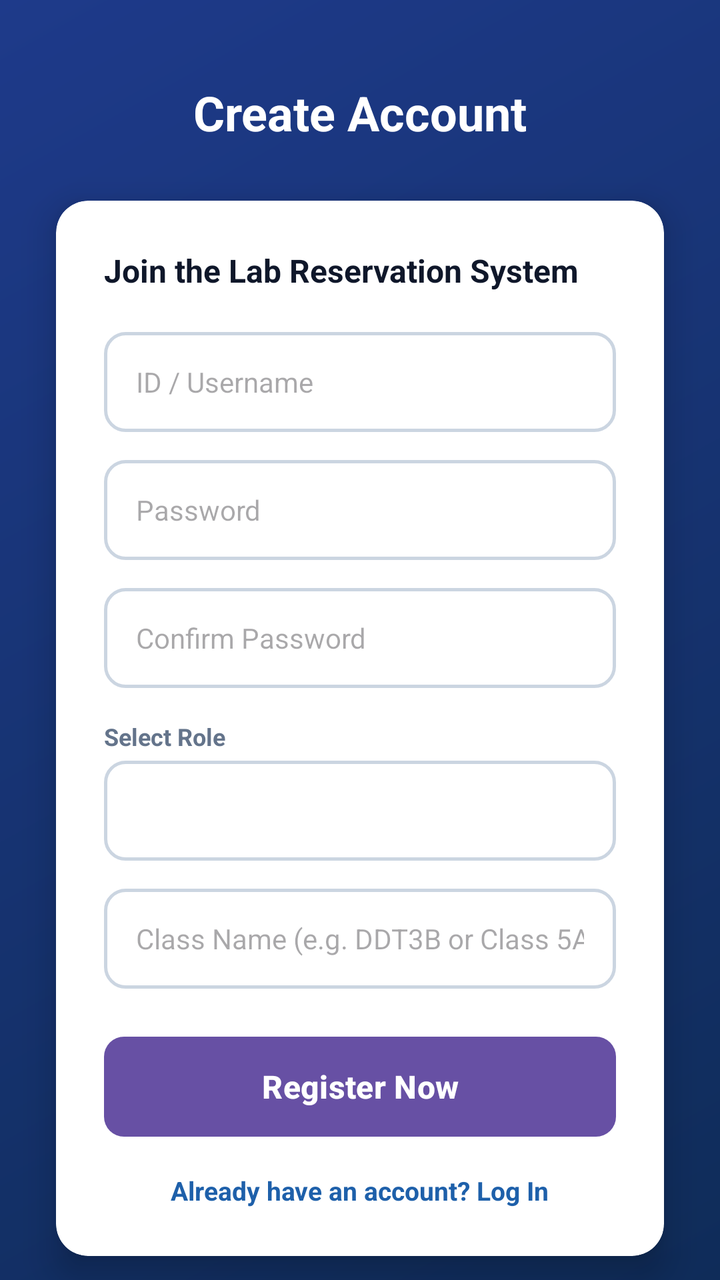
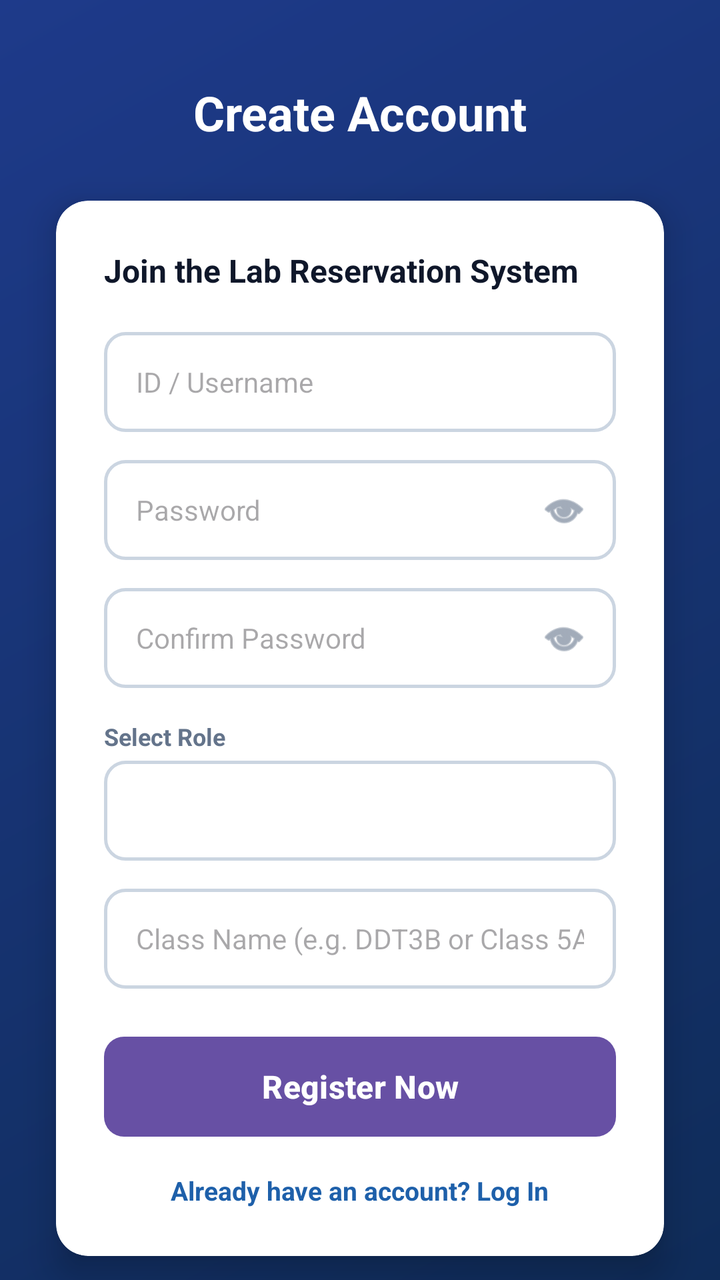

Compare the two renders of this Android layout. The source of the first and the diff that turns it into the second are given below.
<!-- AndroidManifest.xml: application theme Theme.Fyp1 -->
<!-- res/layout/activity_signup.xml -->
<?xml version="1.0" encoding="utf-8"?>
<androidx.constraintlayout.widget.ConstraintLayout
    xmlns:android="http://schemas.android.com/apk/res/android"
    xmlns:app="http://schemas.android.com/apk/res-auto"
    xmlns:tools="http://schemas.android.com/tools"
    android:layout_width="match_parent"
    android:layout_height="match_parent"
    android:background="@drawable/bg_login_gradient"
    android:fitsSystemWindows="true"
    tools:context=".SignupActivity">

    <TextView
        android:id="@+id/tvSignupTitle"
        android:layout_width="wrap_content"
        android:layout_height="wrap_content"
        android:layout_marginTop="40dp"
        android:text="@string/signup_title"
        android:textColor="@color/text_light"
        android:textSize="24sp"
        android:textStyle="bold"
        app:layout_constraintEnd_toEndOf="parent"
        app:layout_constraintStart_toStartOf="parent"
        app:layout_constraintTop_toTopOf="parent" />

    <androidx.cardview.widget.CardView
        android:layout_width="0dp"
        android:layout_height="wrap_content"
        android:layout_marginStart="28dp"
        android:layout_marginTop="28dp"
        android:layout_marginEnd="28dp"
        app:cardCornerRadius="16dp"
        app:cardElevation="10dp"
        app:layout_constraintEnd_toEndOf="parent"
        app:layout_constraintStart_toStartOf="parent"
        app:layout_constraintTop_toBottomOf="@id/tvSignupTitle">

        <LinearLayout
            android:layout_width="match_parent"
            android:layout_height="wrap_content"
            android:orientation="vertical"
            android:padding="24dp">

            <TextView
                android:layout_width="wrap_content"
                android:layout_height="wrap_content"
                android:text="@string/signup_subtitle"
                android:textColor="@color/text_primary"
                android:textSize="16sp"
                android:textStyle="bold" />

            <EditText
                android:id="@+id/etSignupUsername"
                android:layout_width="match_parent"
                android:layout_height="50dp"
                android:layout_marginTop="20dp"
                android:background="@drawable/bg_input_modern"
                android:hint="@string/id_username"
                android:inputType="textNoSuggestions"
                android:paddingStart="16dp"
                android:paddingEnd="16dp"
                android:textColor="@color/text_primary"
                android:textSize="14sp" />

            <EditText
                android:id="@+id/etSignupPassword"
                android:layout_width="match_parent"
                android:layout_height="50dp"
                android:layout_marginTop="14dp"
                android:background="@drawable/bg_input_modern"
                android:hint="@string/hint_password"
                android:inputType="textPassword"
                android:paddingStart="16dp"
                android:paddingEnd="16dp"
                android:textColor="@color/text_primary"
                android:textSize="14sp" />

            <EditText
                android:id="@+id/etConfirmPassword"
                android:layout_width="match_parent"
                android:layout_height="50dp"
                android:layout_marginTop="14dp"
                android:background="@drawable/bg_input_modern"
                android:hint="@string/hint_confirm_password"
                android:inputType="textPassword"
                android:paddingStart="16dp"
                android:paddingEnd="16dp"
                android:textColor="@color/text_primary"
                android:textSize="14sp" />

            <TextView
                android:layout_width="wrap_content"
                android:layout_height="wrap_content"
                android:layout_marginTop="16dp"
                android:text="@string/label_select_role"
                android:textColor="@color/text_secondary"
                android:textSize="12sp"
                android:textStyle="bold" />

            <Spinner
                android:id="@+id/spinnerRole"
                android:layout_width="match_parent"
                android:layout_height="50dp"
                android:layout_marginTop="4dp"
                android:background="@drawable/bg_input_modern"
                android:paddingStart="8dp" />

            <EditText
                android:id="@+id/etClassSection"
                android:layout_width="match_parent"
                android:layout_height="50dp"
                android:layout_marginTop="14dp"
                android:background="@drawable/bg_input_modern"
                android:hint="@string/hint_class_name"
                android:inputType="textCapCharacters"
                android:paddingStart="16dp"
                android:paddingEnd="16dp"
                android:textColor="@color/text_primary"
                android:textSize="14sp"
                android:visibility="visible"
                tools:visibility="visible" />

            <Button
                android:id="@+id/btnSignup"
                android:layout_width="match_parent"
                android:layout_height="50dp"
                android:layout_marginTop="24dp"
                android:background="@drawable/bg_button_primary"
                android:text="@string/btn_signup_text"
                android:textAllCaps="false"
                android:textColor="@color/text_light"
                android:textSize="16sp"
                android:textStyle="bold" />

            <TextView
                android:id="@+id/tvBackToLogin"
                android:layout_width="wrap_content"
                android:layout_height="wrap_content"
                android:layout_gravity="center_horizontal"
                android:layout_marginTop="18dp"
                android:text="@string/login_prompt"
                android:textColor="@color/campus_blue"
                android:textSize="13sp"
                android:textStyle="bold" />
        </LinearLayout>
    </androidx.cardview.widget.CardView>
</androidx.constraintlayout.widget.ConstraintLayout>
<!-- resources referenced by this layout -->
<resources>
  <color name="campus_blue">#1E60AA</color>
  <color name="text_light">#FFFFFF</color>
  <color name="text_primary">#0F172A</color>
  <color name="text_secondary">#64748B</color>
  <!-- drawable bg_button_primary (drawable) -->
  <?xml version="1.0" encoding="utf-8"?>
  <shape xmlns:android="http://schemas.android.com/apk/res/android"
      android:shape="rectangle">
      <solid android:color="#0F2C59" />
      <corners android:radius="10dp" />
  </shape>
  <!-- drawable bg_input_modern (drawable) -->
  <?xml version="1.0" encoding="utf-8"?>
  <shape xmlns:android="http://schemas.android.com/apk/res/android"
      android:shape="rectangle">
      <solid android:color="#FFFFFF" />
      <corners android:radius="10dp" />
      <stroke android:width="1.5dp" android:color="#CBD5E1" />
  </shape>
  <!-- drawable bg_login_gradient (drawable) -->
  <?xml version="1.0" encoding="utf-8"?>
  <shape xmlns:android="http://schemas.android.com/apk/res/android">
      <gradient
          android:angle="135"
          android:startColor="#0F2C59"
          android:endColor="#1E3A8A"
          android:type="linear" />
  </shape>
  <string name="btn_signup_text">Register Now</string>
  <string name="hint_class_name">Class Name (e.g. DDT3B or Class 5A)</string>
  <string name="hint_confirm_password">Confirm Password</string>
  <string name="hint_password">Password</string>
  <string name="id_username">ID / Username</string>
  <string name="label_select_role">Select Role</string>
  <string name="login_prompt">Already have an account? Log In</string>
  <string name="signup_subtitle">Join the Lab Reservation System</string>
  <string name="signup_title">Create Account</string>
  <style name="Theme.Fyp1" parent="Base.Theme.Fyp1" />
  <style name="Base.Theme.Fyp1" parent="Theme.Material3.Light.NoActionBar">
          
          
      </style>
</resources>

<!-- the commit's change to res/layout/activity_signup.xml (unified diff, before → after) -->
@@ -61,31 +61,69 @@
                 android:textColor="@color/text_primary"
                 android:textSize="14sp" />
 
-            <EditText
-                android:id="@+id/etSignupPassword"
+            
+            <FrameLayout
                 android:layout_width="match_parent"
                 android:layout_height="50dp"
-                android:layout_marginTop="14dp"
-                android:background="@drawable/bg_input_modern"
-                android:hint="@string/hint_password"
-                android:inputType="textPassword"
-                android:paddingStart="16dp"
-                android:paddingEnd="16dp"
-                android:textColor="@color/text_primary"
-                android:textSize="14sp" />
+                android:layout_marginTop="14dp">
 
-            <EditText
-                android:id="@+id/etConfirmPassword"
+                <EditText
+                    android:id="@+id/etSignupPassword"
+                    android:layout_width="match_parent"
+                    android:layout_height="match_parent"
+                    android:background="@drawable/bg_input_modern"
+                    android:hint="@string/hint_password"
+                    android:inputType="textPassword"
+                    android:paddingStart="16dp"
+                    android:paddingEnd="48dp"
+                    android:textColor="@color/text_primary"
+                    android:textSize="14sp" />
+
+                <ImageButton
+                    android:id="@+id/btnToggleSignupPassword"
+                    android:layout_width="40dp"
+                    android:layout_height="40dp"
+                    android:layout_gravity="end|center_vertical"
+                    android:layout_marginEnd="6dp"
+                    android:background="?attr/selectableItemBackgroundBorderless"
+                    android:contentDescription="Toggle Password Visibility"
+                    android:padding="8dp"
+                    android:scaleType="fitCenter"
+                    android:src="@android:drawable/ic_menu_view"
+                    app:tint="@color/text_secondary" />
+            </FrameLayout>
+
+            
+            <FrameLayout
                 android:layout_width="match_parent"
                 android:layout_height="50dp"
-                android:layout_marginTop="14dp"
-                android:background="@drawable/bg_input_modern"
-                android:hint="@string/hint_confirm_password"
-                android:inputType="textPassword"
-                android:paddingStart="16dp"
-                android:paddingEnd="16dp"
-                android:textColor="@color/text_primary"
-                android:textSize="14sp" />
+                android:layout_marginTop="14dp">
+
+                <EditText
+                    android:id="@+id/etConfirmPassword"
+                    android:layout_width="match_parent"
+                    android:layout_height="match_parent"
+                    android:background="@drawable/bg_input_modern"
+                    android:hint="@string/hint_confirm_password"
+                    android:inputType="textPassword"
+                    android:paddingStart="16dp"
+                    android:paddingEnd="48dp"
+                    android:textColor="@color/text_primary"
+                    android:textSize="14sp" />
+
+                <ImageButton
+                    android:id="@+id/btnToggleConfirmPassword"
+                    android:layout_width="40dp"
+                    android:layout_height="40dp"
+                    android:layout_gravity="end|center_vertical"
+                    android:layout_marginEnd="6dp"
+                    android:background="?attr/selectableItemBackgroundBorderless"
+                    android:contentDescription="Toggle Password Visibility"
+                    android:padding="8dp"
+                    android:scaleType="fitCenter"
+                    android:src="@android:drawable/ic_menu_view"
+                    app:tint="@color/text_secondary" />
+            </FrameLayout>
 
             <TextView
                 android:layout_width="wrap_content"
